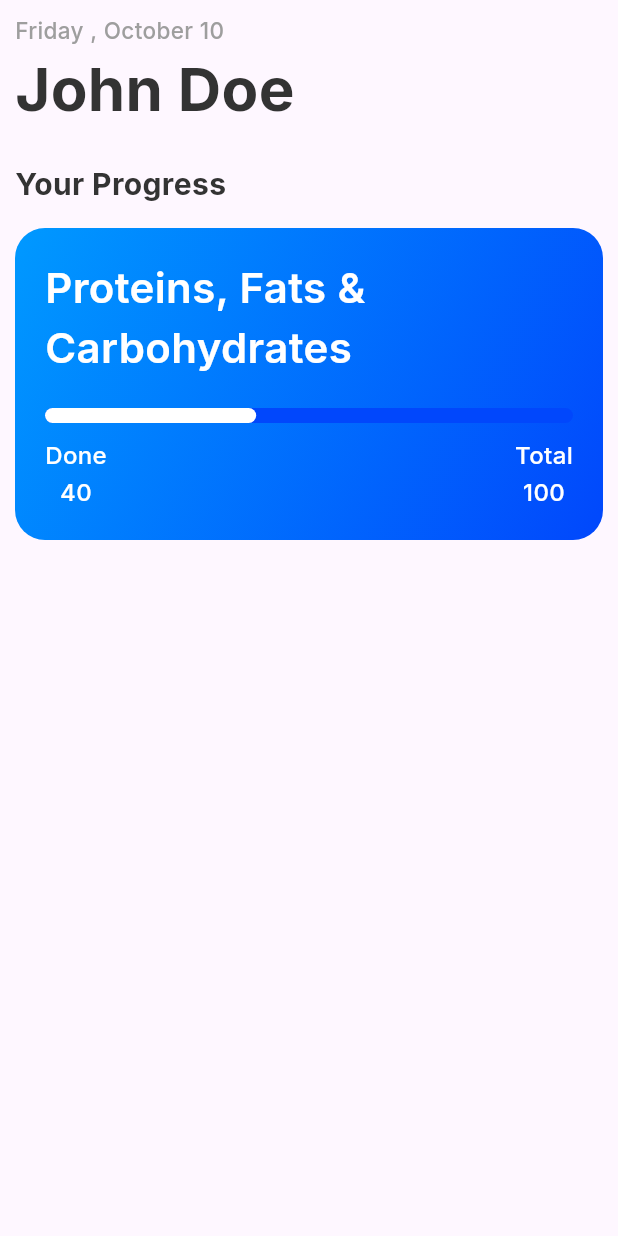
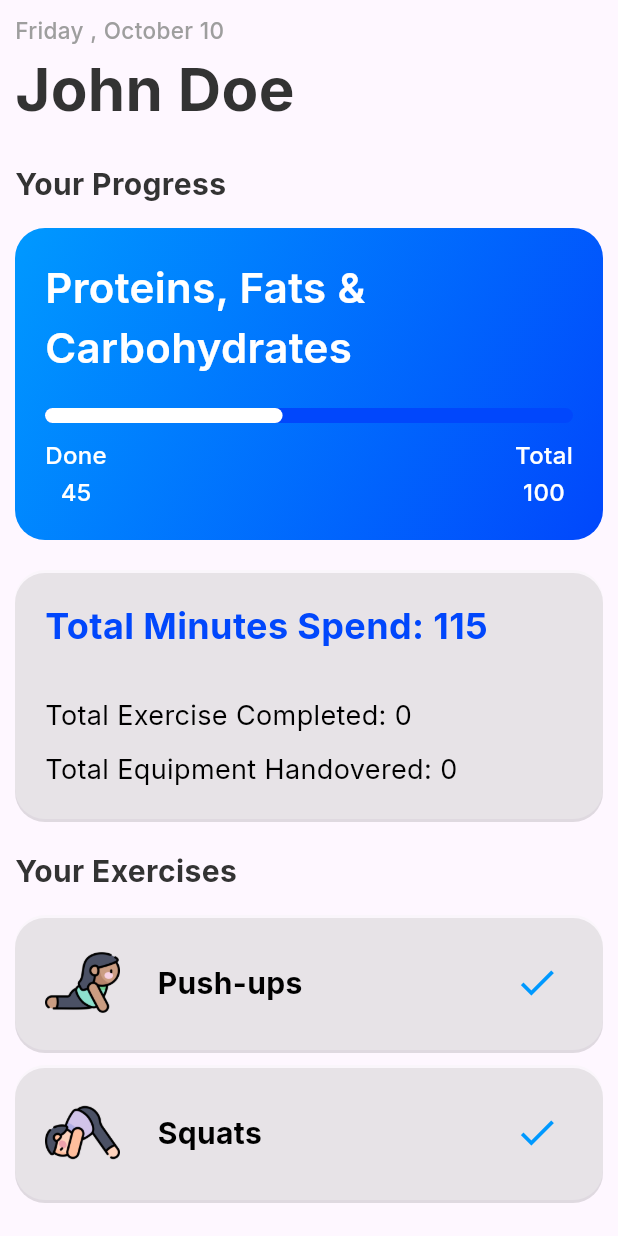
Before and after one commit to Sithum1220/Flutter-Leaning-Projects, a Flutter app: the ProfilePage screen opened directly, on a phone screen of 412 x 824 dp. Run offline on Flutter 3.47's test engine with Material 3 defaults, Android fonts, the phone set to English and light mode, and no system bars; our stand-ins replace google_fonts.

Commit message:
work planner app 5 completed

```diff
--- a/workout_planner/lib/models/equipment_model.dart
+++ b/workout_planner/lib/models/equipment_model.dart
@@ -6,7 +6,7 @@ class EquipmentModel {
   final String equipmentImageUrl;
   final int noOfMinuites;
   final int noOfCalories;
-  final bool isHandOvered;
+  bool isHandOvered;
 
   EquipmentModel({
     required this.id,
--- a/workout_planner/lib/models/exercise_model.dart
+++ b/workout_planner/lib/models/exercise_model.dart
@@ -4,7 +4,7 @@ class ExerciseModel {
   final String exerciseName;
   final String exerciseImageUrl;
   final int noOfMinuites;
-  final bool isCompleted;
+  bool isCompleted;
 
   ExerciseModel({
     required this.id,
@@ -13,5 +13,4 @@ class ExerciseModel {
     required this.noOfMinuites,
     required this.isCompleted,
   });
-
 }
--- a/workout_planner/lib/models/user_model.dart
+++ b/workout_planner/lib/models/user_model.dart
@@ -60,4 +60,58 @@ class UserModel {
   void removeFavEquipment(EquipmentModel equipment) {
     favEquipmentList.remove(equipment);
   }
+
+  int totalMinutesSpend() {
+    int totalMinutesSpend = 0;
+
+    for (var exercise in exerciseList) {
+      totalMinutesSpend += exercise.noOfMinuites;
+    }
+    for (var equipment in equipmentList) {
+      totalMinutesSpend += equipment.noOfMinuites;
+    }
+
+    return totalMinutesSpend;
+  }
+
+  void markExerciseAsCompleted(int exerciseId) {
+    final exercise = exerciseList.firstWhere(
+      (exercise) => exercise.id == exerciseId,
+    );
+    exercise.isCompleted = true;
+
+    removeExercise(exercise);
+    totalExercieseCompleted++;
+  }
+
+  void markAsHandovered(int equipmentId) {
+    final equipment = equipmentList.firstWhere(
+      (equipment) => equipment.id == equipmentId,
+    );
+    equipment.isHandOvered = true;
+    removeEquipment(equipment);
+    totalEquipmentHandOvered++;
+  }
+
+  double totalCaloriesBurn() {
+    double totalCaloriesBurn = 0;
+
+    for (var equipment in equipmentList) {
+      totalCaloriesBurn += equipment.noOfCalories;
+    }
+
+    if (totalCaloriesBurn > 0 && totalCaloriesBurn <= 10) {
+      totalCaloriesBurn = totalCaloriesBurn / 10;
+    }
+
+    if (totalCaloriesBurn > 10 && totalCaloriesBurn <= 100) {
+      totalCaloriesBurn = totalCaloriesBurn / 100;
+    }
+
+    if (totalCaloriesBurn > 100 && totalCaloriesBurn <= 1000) {
+      totalCaloriesBurn = totalCaloriesBurn / 1000;
+    }
+
+    return totalCaloriesBurn;
+  }
 }
--- a/workout_planner/lib/pages/home/home_page.dart
+++ b/workout_planner/lib/pages/home/home_page.dart
@@ -61,7 +61,10 @@ class _HomePageState extends State<HomePage> {
                   ),
                 ),
                 const SizedBox(height: 20),
-                ProgressCard(progressValue: 0.3, total: 100),
+                ProgressCard(
+                  progressValue: userData.totalCaloriesBurn(),
+                  total: 100,
+                ),
                 const SizedBox(height: 20),
                 Text(
                   "Today’s Activity",
--- a/workout_planner/lib/pages/profile/profile_page.dart
+++ b/workout_planner/lib/pages/profile/profile_page.dart
@@ -3,7 +3,10 @@ import 'package:intl/intl.dart';
 import 'package:workout_planner/constants/colors.dart';
 import 'package:workout_planner/constants/responsive.dart';
 import 'package:workout_planner/data/user_data.dart';
+import 'package:workout_planner/models/equipment_model.dart';
+import 'package:workout_planner/models/exercise_model.dart';
 import 'package:workout_planner/models/user_model.dart';
+import 'package:workout_planner/widgets/completion_card.dart';
 import 'package:workout_planner/widgets/progress_card.dart';
 
 class ProfilePage extends StatefulWidget {
@@ -58,7 +61,107 @@ class _ProfilePageState extends State<ProfilePage> {
                   ),
                 ),
                 const SizedBox(height: 15),
-                ProgressCard(progressValue: 0.4, total: 100),
+                ProgressCard(
+                  progressValue: userData.totalCaloriesBurn(),
+                  total: 100,
+                ),
+                const SizedBox(height: 20),
+                Container(
+                  width: double.infinity,
+                  decoration: BoxDecoration(
+                    color: kCardBgColor,
+                    boxShadow: [
+                      BoxShadow(color: Colors.black12, offset: Offset(0, 2)),
+                    ],
+                    borderRadius: BorderRadius.circular(20),
+                  ),
+                  child: Padding(
+                    padding: const EdgeInsets.all(20),
+                    child: Column(
+                      crossAxisAlignment: CrossAxisAlignment.start,
+                      children: [
+                        Text(
+                          "Total Minutes Spend: ${userData.totalMinutesSpend().toString()}",
+                          style: TextStyle(
+                            color: kMainDarkBlueColor,
+                            fontWeight: FontWeight.bold,
+                            fontSize: 24,
+                          ),
+                        ),
+                        const SizedBox(height: 30),
+                        Text(
+                          "Total Exercise Completed: ${userData.totalExercieseCompleted}",
+                          style: TextStyle(fontSize: 18, color: Colors.black),
+                        ),
+                        const SizedBox(height: 10),
+                        Text(
+                          "Total Equipment Handovered: ${userData.totalEquipmentHandOvered}",
+                          style: TextStyle(fontSize: 18, color: Colors.black),
+                        ),
+                      ],
+                    ),
+                  ),
+                ),
+                const SizedBox(height: 20),
+                Text(
+                  "Your Exercises",
+                  style: TextStyle(
+                    fontSize: 20,
+                    color: kMainBlackColor,
+                    fontWeight: FontWeight.bold,
+                  ),
+                ),
+                const SizedBox(height: 15),
+
+                SizedBox(
+                  height: MediaQuery.of(context).size.height * 0.3,
+                  child: ListView.builder(
+                    shrinkWrap: true,
+                    itemCount: userData.exerciseList.length,
+                    itemBuilder: (BuildContext context, int index) {
+                      ExerciseModel exercise = userData.exerciseList[index];
+                      return CompletionCard(
+                        imageURL: exercise.exerciseImageUrl,
+                        taskName: exercise.exerciseName,
+                        markAsDone: () {
+                          setState(() {
+                            userData.markExerciseAsCompleted(exercise.id);
+                          });
+                        },
+                      );
+                    },
+                  ),
+                ),
+                const SizedBox(height: 20),
+                Text(
+                  "Your Equipment",
+                  style: TextStyle(
+                    fontSize: 20,
+                    color: kMainBlackColor,
+                    fontWeight: FontWeight.bold,
+                  ),
+                ),
+                const SizedBox(height: 15),
+
+                SizedBox(
+                  height: MediaQuery.of(context).size.height * 0.3,
+                  child: ListView.builder(
+                    shrinkWrap: true,
+                    itemCount: userData.equipmentList.length,
+                    itemBuilder: (BuildContext context, int index) {
+                      EquipmentModel equipment = userData.equipmentList[index];
+                      return CompletionCard(
+                        imageURL: equipment.equipmentImageUrl,
+                        taskName: equipment.equipmentName,
+                        markAsDone: () {
+                          setState(() {
+                            userData.markAsHandovered(equipment.id);
+                          });
+                        },
+                      );
+                    },
+                  ),
+                ),
               ],
             ),
           ),
--- /dev/null
+++ b/workout_planner/lib/widgets/completion_card.dart
@@ -0,0 +1,58 @@
+import 'package:flutter/material.dart';
+import 'package:workout_planner/constants/colors.dart';
+
+class CompletionCard extends StatefulWidget {
+  final String imageURL;
+  final String taskName;
+  final void Function() markAsDone;
+  const CompletionCard({
+    super.key,
+    required this.imageURL,
+    required this.taskName,
+    required this.markAsDone,
+  });
+
+  @override
+  State<CompletionCard> createState() => _CompletionCardState();
+}
+
+class _CompletionCardState extends State<CompletionCard> {
+  @override
+  Widget build(BuildContext context) {
+    return Container(
+      margin: EdgeInsets.only(bottom: 10),
+      width: double.infinity,
+      decoration: BoxDecoration(
+        color: kCardBgColor,
+        boxShadow: [BoxShadow(color: Colors.black12, offset: Offset(0, 2))],
+        borderRadius: BorderRadius.circular(20),
+      ),
+      child: Padding(
+        padding: const EdgeInsets.all(20),
+        child: Row(
+          mainAxisAlignment: MainAxisAlignment.spaceBetween,
+          children: [
+            Row(
+              children: [
+                Image.asset(widget.imageURL, width: 50, fit: BoxFit.cover),
+                const SizedBox(width: 25),
+                Text(
+                  widget.taskName,
+                  style: TextStyle(
+                    fontSize: 20,
+                    color: Colors.black,
+                    fontWeight: FontWeight.bold,
+                  ),
+                ),
+              ],
+            ),
+            IconButton(
+              onPressed: widget.markAsDone,
+              icon: Icon(Icons.done, size: 30, color: kMainColor),
+            ),
+          ],
+        ),
+      ),
+    );
+  }
+}
```
